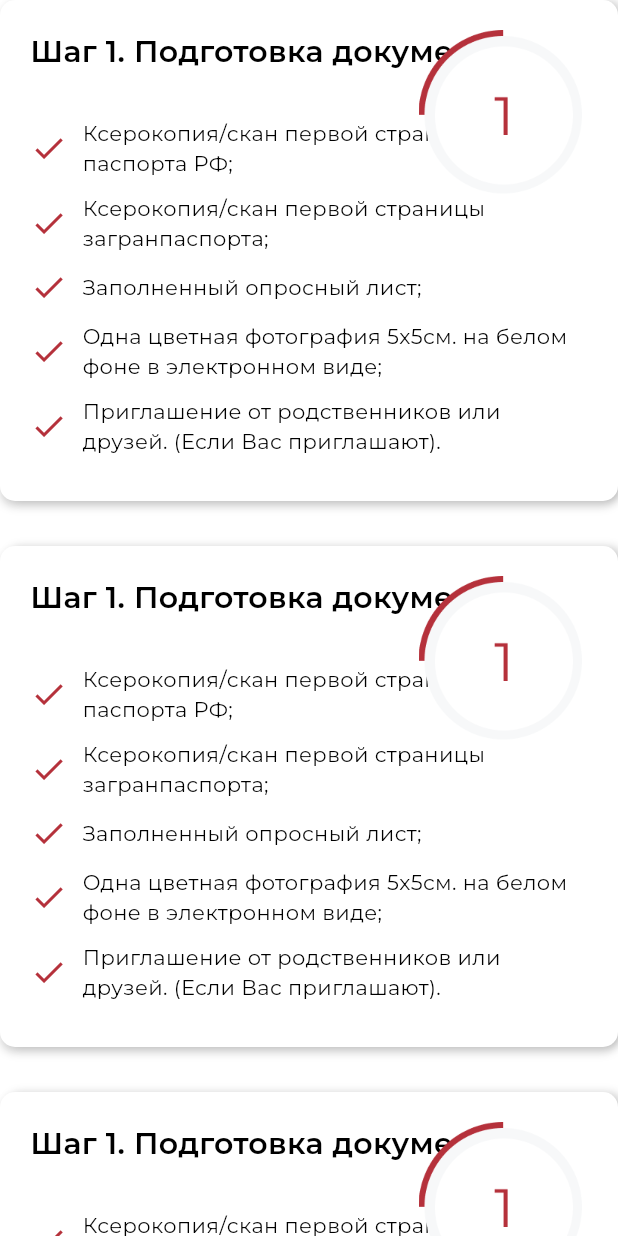
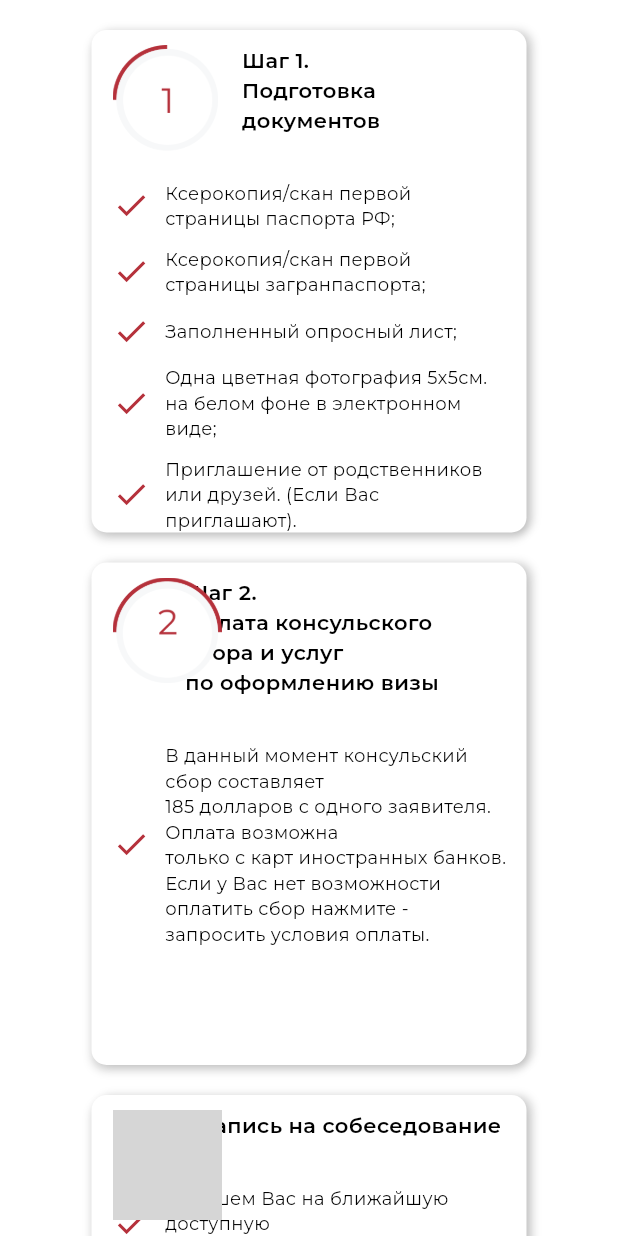
Before and after one commit to Sargeliu/visa_in_usa, a Flutter app: the screen it shows after launch, on a phone screen of 412 x 824 dp. Run offline on Flutter 3.47's test engine with Material 3 defaults, Android fonts, the light colour scheme and no system bars; our stand-ins replace google_fonts, responsive_builder; grey boxes are pictures that could not be loaded.

Commit message:
add visa_scheme_desktop.dart and visa_scheme_mobile.dart

```diff
--- a/lib/main.dart
+++ b/lib/main.dart
@@ -1,8 +1,7 @@
 import 'package:flutter/material.dart';
 import 'package:google_fonts/google_fonts.dart';
-import 'package:visa_in_usa/views/home/home_view.dart';
-import 'package:visa_in_usa/widgets/doc_list/doc_list.dart';
 import 'package:visa_in_usa/widgets/visa_scheme/visa_scheme.dart';
+
 
 void main() {
   runApp(const MyApp());
--- a/lib/views/home/home_desktop.dart
+++ b/lib/views/home/home_desktop.dart
@@ -13,8 +13,7 @@ class HomeDesktop extends StatelessWidget {
       body: ListView(
         children: const [
           DocList(),
-          VisaScheme()
-,        ],
+        ],
       ),
     );
   }
--- a/lib/widgets/visa_scheme/visa_scheme.dart
+++ b/lib/widgets/visa_scheme/visa_scheme.dart
@@ -1,121 +1,14 @@
 import 'package:flutter/material.dart';
-import 'package:google_fonts/google_fonts.dart';
-
-import '../../constants/app_colors.dart';
+import 'package:responsive_builder/responsive_builder.dart';
+import 'package:visa_in_usa/widgets/visa_scheme/visa_scheme_desktop.dart';
+import 'package:visa_in_usa/widgets/visa_scheme/visa_scheme_mobile.dart';
 
 class VisaScheme extends StatelessWidget {
   const VisaScheme({super.key});
 
   @override
-  Widget build(BuildContext context) {
-    return Container(
-      color: Colors.white, // Установка белого фона
-      child: Center(
-        child: Wrap(
-          spacing: 30, // Отступ между контейнерами
-          runSpacing: 30, // Отступ между строками контейнеров
-          children: List.generate(4, (index) => _DocumentContainer()).toList(),
-        ),
-      ),
-    );
-  }
+  Widget build(BuildContext context) => ScreenTypeLayout.builder(
+    mobile: (_) => const VisaSchemeMobile(),
+    desktop: (_) => const VisaSchemeDesktop(),
+  );
 }
-
-class _DocumentContainer extends StatelessWidget {
-  @override
-  Widget build(BuildContext context) {
-    return Container(
-      width: 585,
-      decoration: BoxDecoration(
-        color: Colors.white,
-        borderRadius: BorderRadius.circular(10),
-        boxShadow: const [
-          BoxShadow(
-            color: Color(0x26000000),
-            offset: Offset(0, 4),
-            blurRadius: 4,
-          ),
-          BoxShadow(
-            color: Color(0x26000000),
-            offset: Offset(4, 0),
-            blurRadius: 4,
-          ),
-        ],
-      ),
-      padding: const EdgeInsets.all(20),
-      child: Stack(
-        children: [
-          Column(
-            crossAxisAlignment: CrossAxisAlignment.start,
-            children: [
-              Text(
-                'Шаг 1. Подготовка документов',
-                style: GoogleFonts.montserrat(
-                  fontSize: 20,
-                  fontWeight: FontWeight.w600,
-                  color: Colors.black,
-                ),
-              ),
-              const SizedBox(height: 30),
-              ..._buildDocumentSteps(),
-            ],
-          ),
-          Positioned(
-            top: 0,
-            right: 0,
-            child: Image.asset(
-              'assets/first_step.png', // Замените на путь к вашему изображению
-              width: 113, // Настройте ширину изображения
-              height: 113, // Настройте высоту изображения
-            ),
-          ),
-        ],
-      ),
-    );
-  }
-
-  List<Widget> _buildDocumentSteps() {
-    const steps = [
-      'Ксерокопия/скан первой страницы паспорта РФ;',
-      'Ксерокопия/скан первой страницы загранпаспорта;',
-      'Заполненный опросный лист;',
-      'Одна цветная фотография 5х5см. на белом фоне в электронном виде;',
-      'Приглашение от родственников или друзей. (Если Вас приглашают).',
-    ];
-
-    return steps.map((text) => _DocumentStep(text: text)).toList();
-  }
-}
-
-class _DocumentStep extends StatelessWidget {
-  final String text;
-
-  const _DocumentStep({required this.text});
-
-  @override
-  Widget build(BuildContext context) {
-    return Padding(
-      padding: const EdgeInsets.only(bottom: 10),
-      child: Row(
-        children: [
-          const Icon(
-            Icons.check,
-            size: 25,
-            color: primarySecondColor,
-          ),
-          const SizedBox(width: 10),
-          Expanded(
-            child: Text(
-              text,
-              style: GoogleFonts.montserrat(
-                fontSize: 14,
-                fontWeight: FontWeight.w400,
-                color: Colors.black,
-              ),
-            ),
-          ),
-        ],
-      ),
-    );
-  }
-}
--- /dev/null
+++ b/lib/widgets/visa_scheme/visa_scheme_desktop.dart
@@ -0,0 +1,168 @@
+import 'package:flutter/cupertino.dart';
+import 'package:flutter/material.dart';
+import 'package:google_fonts/google_fonts.dart';
+import '../../constants/app_colors.dart';
+
+class VisaSchemeDesktop extends StatelessWidget {
+  const VisaSchemeDesktop({super.key});
+
+  @override
+  Widget build(BuildContext context) {
+    return Container(
+      color: Colors.white, // Установка белого фона
+      padding: const EdgeInsets.all(20),
+      child: Center(
+        child: ConstrainedBox(
+          constraints: const BoxConstraints(maxWidth: 1200),
+          child: const Wrap(
+            spacing: 20, // Отступ между контейнерами
+            runSpacing: 20, // Отступ между строками контейнеров
+            children: [
+              _DocumentContainer(
+                title: 'Шаг 1. Подготовка документов',
+                steps: [
+                  'Ксерокопия/скан первой страницы паспорта РФ;',
+                  'Ксерокопия/скан первой страницы загранпаспорта;',
+                  'Заполненный опросный лист;',
+                  'Одна цветная фотография 5х5см. на белом фоне в электронном виде;',
+                  'Приглашение от родственников или друзей. (Если Вас приглашают).',
+                ],
+                imagePath: 'assets/first_step.png',
+              ),
+              _DocumentContainer(
+                title: 'Шаг 2. Оплата консульского сбора и услуг \nпо оформлению'
+                    ' визы',
+                steps: [
+                  'В данный момент консульский сбор составляет \n185 долларов с '
+                      'одного '
+                      'заявителя. Оплата возможна \nтолько с карт иностранных '
+                      'банков. Если у Вас нет возможности оплатить сбор нажмите'
+                      ' - запросить условия оплаты.',
+                ],
+                imagePath: 'assets/second_step.png',
+              ),
+              _DocumentContainer(
+                title: 'Шаг 3. Запись на собеседование',
+                steps: [
+                  'Запишем Вас на ближайшую доступную \nдату собеседования.',
+                  'Или запишем на выбранный вами диапазон дат \nс помощью бота.',
+                ],
+                imagePath: 'assets/third_ step.png',
+              ),
+              _DocumentContainer(
+                title: 'Шаг 4. Документы для собеседования',
+                steps: [
+                  'Ксерокопия/скан первой страницы паспорта РФ;',
+                  'Ксерокопия/скан первой страницы загранпаспорта;',
+                  'Заполненный опросный лист;',
+                  'Одна цветная фотография 5х5см. на белом фоне в электронном виде;',
+                  'Приглашение от родственников или друзей. (Если Вас приглашают).',
+                ],
+                imagePath: 'assets/fourth_ step.png',
+              ),
+            ],
+          ),
+        ),
+      ),
+    );
+  }
+}
+
+class _DocumentContainer extends StatelessWidget {
+  final String title;
+  final List<String> steps;
+  final String imagePath;
+
+  const _DocumentContainer({
+    required this.title,
+    required this.steps,
+    required this.imagePath,
+  });
+
+  @override
+  Widget build(BuildContext context) {
+    return Container(
+      width: 585,
+      height: 312,
+      decoration: BoxDecoration(
+        color: Colors.white,
+        borderRadius: BorderRadius.circular(10),
+        boxShadow: const [
+          BoxShadow(
+            color: Color(0x26000000),
+            offset: Offset(0, 4),
+            blurRadius: 4,
+          ),
+          BoxShadow(
+            color: Color(0x26000000),
+            offset: Offset(4, 0),
+            blurRadius: 4,
+          ),
+        ],
+      ),
+      padding: const EdgeInsets.all(20),
+      child: Stack(
+        clipBehavior: Clip.none,
+        children: [
+          Column(
+            crossAxisAlignment: CrossAxisAlignment.start,
+            children: [
+              Text(
+                title,
+                style: GoogleFonts.montserrat(
+                  fontSize: 16,
+                  fontWeight: FontWeight.w600,
+                  color: Colors.black,
+                ),
+              ),
+              const SizedBox(height: 30),
+              ...steps.map((text) => _DocumentStep(text: text)).toList(),
+            ],
+          ),
+          Positioned(
+            top: 0,
+            right: 0,
+            child: Image.asset(
+              imagePath, // Используем переданный путь к изображению
+              width: 113, // Настройте ширину изображения
+              height: 113, // Настройте высоту изображения
+            ),
+          ),
+        ],
+      ),
+    );
+  }
+}
+
+class _DocumentStep extends StatelessWidget {
+  final String text;
+
+  const _DocumentStep({required this.text});
+
+  @override
+  Widget build(BuildContext context) {
+    return Padding(
+      padding: const EdgeInsets.only(bottom: 10),
+      child: Row(
+        children: [
+          const Icon(
+            Icons.check,
+            size: 25,
+            color: primarySecondColor,
+          ),
+          const SizedBox(width: 10),
+          Expanded(
+            child: Text(
+              text,
+              style: GoogleFonts.montserrat(
+                fontSize: 14,
+                fontWeight: FontWeight.w400,
+                color: Colors.black,
+              ),
+            ),
+          ),
+        ],
+      ),
+    );
+  }
+}
--- /dev/null
+++ b/lib/widgets/visa_scheme/visa_scheme_mobile.dart
@@ -0,0 +1,169 @@
+import 'package:flutter/material.dart';
+import 'package:google_fonts/google_fonts.dart';
+
+import '../../constants/app_colors.dart';
+
+class VisaSchemeMobile extends StatelessWidget {
+  const VisaSchemeMobile({super.key});
+
+  @override
+  Widget build(BuildContext context) {
+    return Container(
+      color: Colors.white, // Установка белого фона
+      padding: const EdgeInsets.all(20),
+      child: Center(
+        child: ConstrainedBox(
+          constraints: const BoxConstraints(maxWidth: 1200),
+          child: const Wrap(
+            spacing: 20, // Отступ между контейнерами
+            runSpacing: 20, // Отступ между строками контейнеров
+            children: [
+              _DocumentContainer(
+                title: 'Шаг 1. \nПодготовка \nдокументов',
+                steps: [
+                  'Ксерокопия/скан первой страницы паспорта РФ;',
+                  'Ксерокопия/скан первой страницы загранпаспорта;',
+                  'Заполненный опросный лист;',
+                  'Одна цветная фотография 5х5см. на белом фоне в электронном виде;',
+                  'Приглашение от родственников или друзей. (Если Вас приглашают).',
+                ],
+                imagePath: 'assets/first_step.png',
+              ),
+              _DocumentContainer(
+                title: 'Шаг 2. \nОплата консульского \nсбора и услуг \nпо '
+                    'оформлению'
+                    ' визы',
+                steps: [
+                  'В данный момент консульский сбор составляет \n185 долларов с '
+                      'одного '
+                      'заявителя. Оплата возможна \nтолько с карт иностранных '
+                      'банков. Если у Вас нет возможности оплатить сбор нажмите'
+                      ' - запросить условия оплаты.',
+                ],
+                imagePath: 'assets/second_step.png',
+              ),
+              _DocumentContainer(
+                title: 'Шаг 3. Запись на собеседование',
+                steps: [
+                  'Запишем Вас на ближайшую доступную \nдату собеседования.',
+                  'Или запишем на выбранный вами диапазон дат \nс помощью бота.',
+                ],
+                imagePath: 'assets/third_ step.png',
+              ),
+              _DocumentContainer(
+                title: 'Шаг 4. Документы для собеседования',
+                steps: [
+                  'Ксерокопия/скан первой страницы паспорта РФ;',
+                  'Ксерокопия/скан первой страницы загранпаспорта;',
+                  'Заполненный опросный лист;',
+                  'Одна цветная фотография 5х5см. на белом фоне в электронном виде;',
+                  'Приглашение от родственников или друзей. (Если Вас приглашают).',
+                ],
+                imagePath: 'assets/fourth_ step.png',
+              ),
+            ],
+          ),
+        ),
+      ),
+    );
+  }
+}
+
+class _DocumentContainer extends StatelessWidget {
+  final String title;
+  final List<String> steps;
+  final String imagePath;
+
+  const _DocumentContainer({
+    required this.title,
+    required this.steps,
+    required this.imagePath,
+  });
+
+  @override
+  Widget build(BuildContext context) {
+    return Container(
+      width: 290,
+      height: 335,
+      decoration: BoxDecoration(
+        color: Colors.white,
+        borderRadius: BorderRadius.circular(10),
+        boxShadow: const [
+          BoxShadow(
+            color: Color(0x26000000),
+            offset: Offset(0, 4),
+            blurRadius: 4,
+          ),
+          BoxShadow(
+            color: Color(0x26000000),
+            offset: Offset(4, 0),
+            blurRadius: 4,
+          ),
+        ],
+      ),
+      padding: const EdgeInsets.only(left: 14, top: 10, right: 10, bottom: 10),
+      child: Stack(
+        clipBehavior: Clip.none,
+        children: [
+          Column(
+            crossAxisAlignment: CrossAxisAlignment.center,
+            children: [
+              Text(
+                title,
+                style: GoogleFonts.montserrat(
+                  fontSize: 14,
+                  fontWeight: FontWeight.w600,
+                  color: Colors.black,
+                ),
+              ),
+              const SizedBox(height: 30),
+              ...steps.map((text) => _DocumentStep(text: text)).toList(),
+            ],
+          ),
+          Positioned(
+            top: 0,
+            left: 0,
+            child: Image.asset(
+              imagePath, // Используем переданный путь к изображению
+              width: 73, // Настройте ширину изображения
+              height: 73, // Настройте высоту изображения
+            ),
+          ),
+        ],
+      ),
+    );
+  }
+}
+
+class _DocumentStep extends StatelessWidget {
+  final String text;
+
+  const _DocumentStep({required this.text});
+
+  @override
+  Widget build(BuildContext context) {
+    return Padding(
+      padding: const EdgeInsets.only(bottom: 10),
+      child: Row(
+        children: [
+          const Icon(
+            Icons.check,
+            size: 25,
+            color: primarySecondColor,
+          ),
+          const SizedBox(width: 10),
+          Expanded(
+            child: Text(
+              text,
+              style: GoogleFonts.montserrat(
+                fontSize: 12,
+                fontWeight: FontWeight.w400,
+                color: Colors.black,
+              ),
+            ),
+          ),
+        ],
+      ),
+    );
+  }
+}
```
